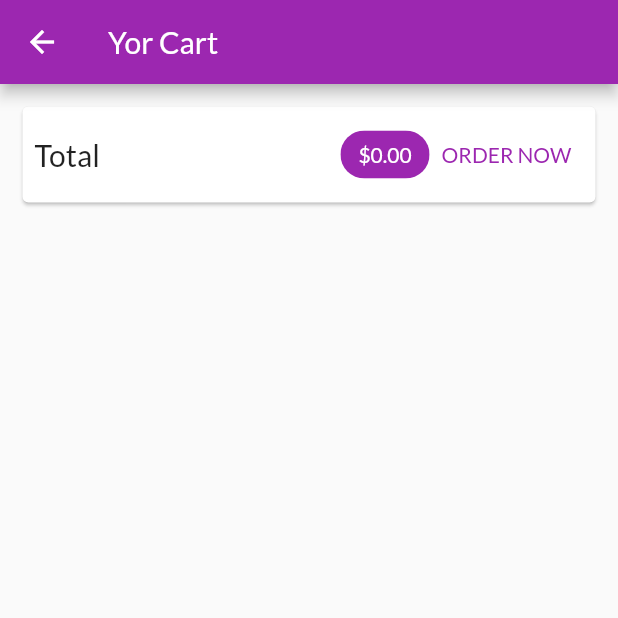
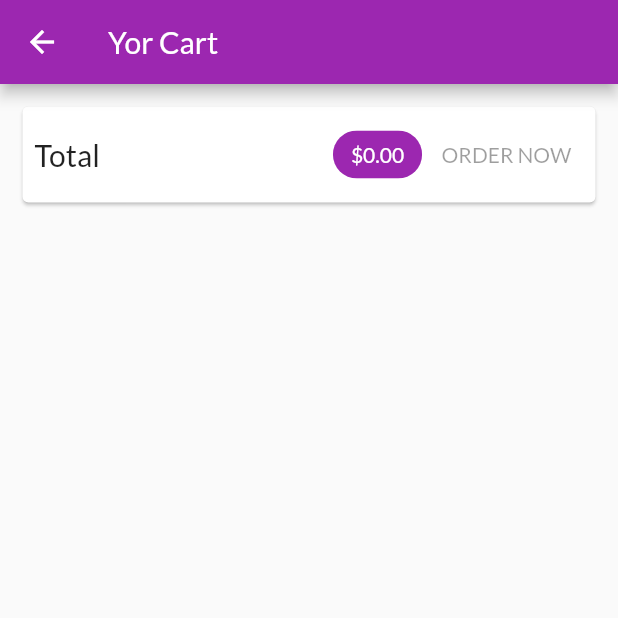
Before and after one commit to nischal08/shop_drop, a Flutter app: the CartScreen screen opened by its route, on a phone screen of 412 x 824 dp, the top half of it. Run offline on Flutter 3.47's test engine with Material 2 defaults, Android fonts, the phone set to English and light mode, and no system bars; network calls fail.

Commit message:
refactor the code reusable components

```diff
--- a/lib/screens/cart_screen.dart
+++ b/lib/screens/cart_screen.dart
@@ -40,14 +40,10 @@ class CartScreen extends StatelessWidget {
                     ),
                     backgroundColor: Theme.of(context).primaryColor,
                   ),
-                  TextButton(
-                    onPressed: () {
-                      Provider.of<Orders>(context, listen: false).addOrder(
-                          cart.items.values.toList(), cart.totalAmount);
-                      cart.clear();
-                    },
-                    child: Text('ORDER NOW'),
+                  SizedBox(
+                    width: 5,
                   ),
+                  OrderButton(cart: cart),
                 ],
               ),
             ),
@@ -70,3 +66,39 @@ class CartScreen extends StatelessWidget {
     );
   }
 }
+
+class OrderButton extends StatefulWidget {
+  const OrderButton({
+    Key? key,
+    required this.cart,
+  }) : super(key: key);
+
+  final Cart cart;
+
+  @override
+  _OrderButtonState createState() => _OrderButtonState();
+}
+
+class _OrderButtonState extends State<OrderButton> {
+  var _isLoading = false;
+  @override
+  Widget build(BuildContext context) {
+    return TextButton(
+      onPressed: widget.cart.totalAmount <= 0 || _isLoading
+          ? null
+          : () async {
+              setState(() {
+                _isLoading = true;
+              });
+              print("This is cart screen" + widget.cart.totalAmount.toString());
+              await Provider.of<Orders>(context, listen: false).addOrder(
+                  widget.cart.items.values.toList(), widget.cart.totalAmount);
+              widget.cart.clear();
+              setState(() {
+                _isLoading = false;
+              });
+            },
+      child: _isLoading ? CircularProgressIndicator() : Text('ORDER NOW'),
+    );
+  }
+}
--- a/lib/widgets/product_item.dart
+++ b/lib/widgets/product_item.dart
@@ -41,7 +41,8 @@ class ProductItem extends StatelessWidget {
             builder: (_, product, child) => IconButton(
               color: Theme.of(context).accentColor,
               onPressed: () {
-                product.toggleFavoriteStatus();
+                product.toggleFavoriteStatus(context);
+                   ScaffoldMessenger.of(context).hideCurrentSnackBar();
               },
               icon: Icon(
                 product.isFavorite ? Icons.favorite : Icons.favorite_border,
```
Also changed, not shown: lib/providers/orders.dart (+74 -8 lines), lib/providers/product.dart (+44 -1 lines), lib/providers/products.dart (+45 -27 lines), lib/screens/orders_screen.dart (+34 -5 lines).
